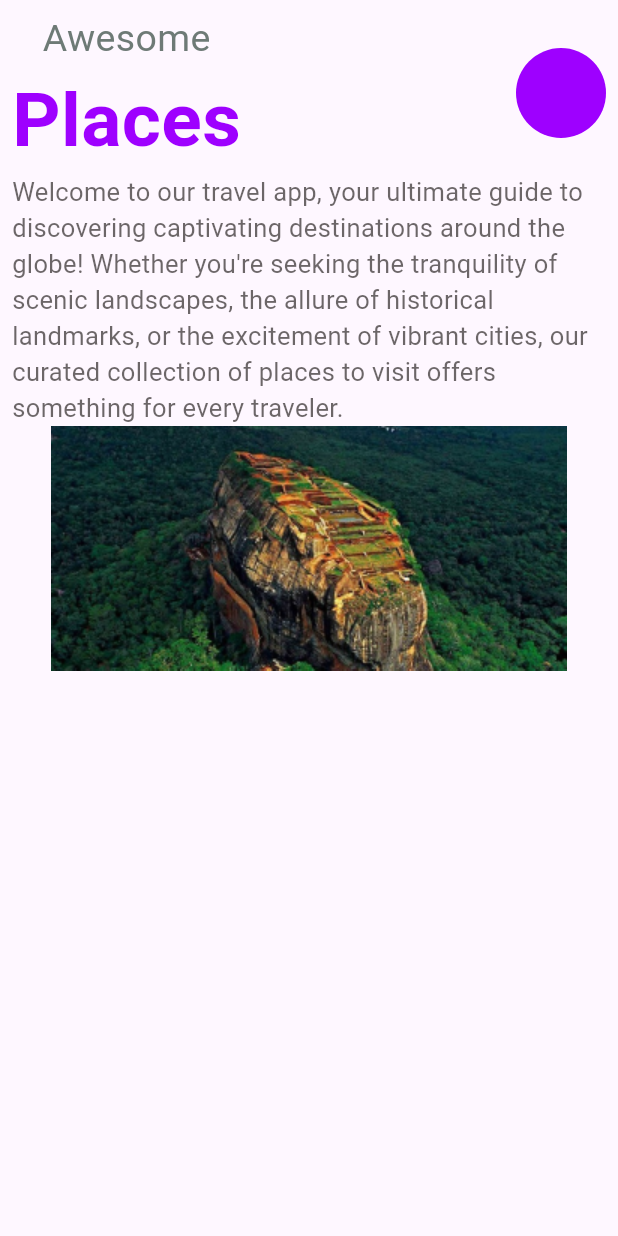
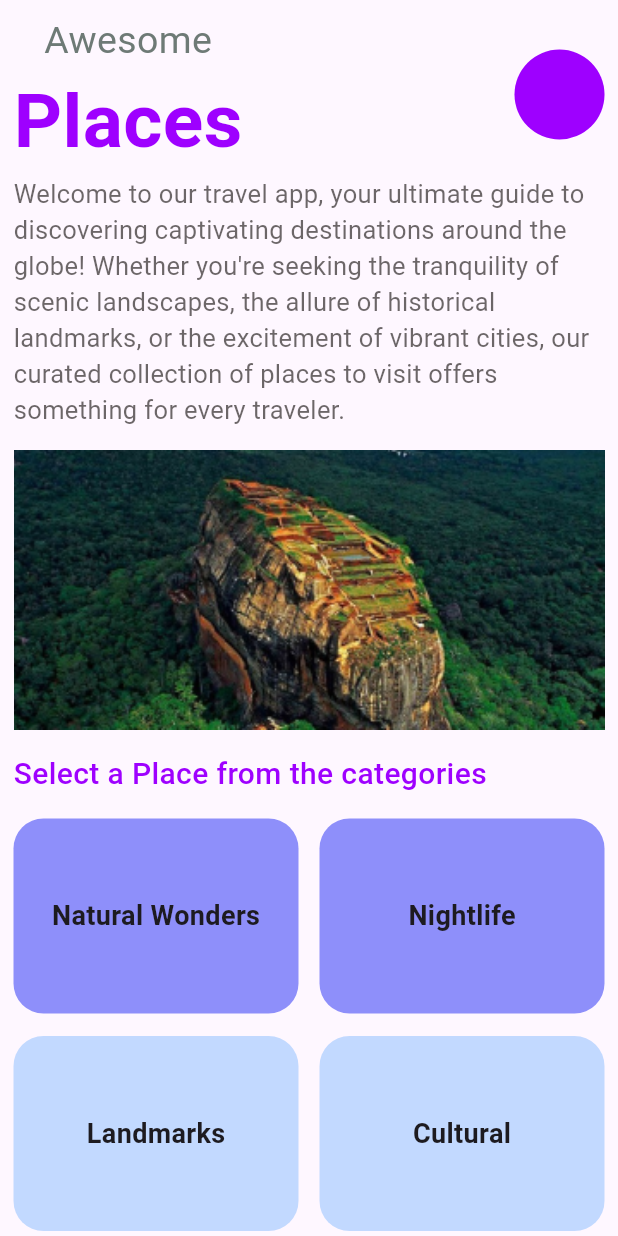
Before and after one commit to THARINDUnirmal/awesome-places-app, a Flutter app: the screen it shows after launch, on a phone screen of 412 x 824 dp. Run offline on Flutter 3.47's test engine with Material 3 defaults, Android fonts, the phone set to English and light mode, and no system bars.

Commit message:
home page crerated

```diff
--- /dev/null
+++ b/lib/Widget/home_page_widgets/categories_card.dart
@@ -0,0 +1,37 @@
+import 'package:flutter/material.dart';
+
+class CategoriesCard extends StatelessWidget {
+  final double cardWidth;
+  final double cardheight;
+  final Color cardColor;
+  final String cardTitle;
+
+  const CategoriesCard({
+    super.key,
+    required this.cardWidth,
+    required this.cardheight,
+    required this.cardColor,
+    required this.cardTitle,
+  });
+
+  @override
+  Widget build(BuildContext context) {
+    return Container(
+      width: cardWidth,
+      height: cardheight,
+      decoration: BoxDecoration(
+        borderRadius: BorderRadius.circular(20),
+        color: cardColor,
+      ),
+      child: Center(
+        child: Text(
+          cardTitle,
+          style: const TextStyle(
+            fontSize: 18,
+            fontWeight: FontWeight.w700,
+          ),
+        ),
+      ),
+    );
+  }
+}
--- a/lib/pages/home_page.dart
+++ b/lib/pages/home_page.dart
@@ -1,3 +1,4 @@
+import 'package:awesome_places_app/Widget/home_page_widgets/categories_card.dart';
 import 'package:awesome_places_app/utils/colors.dart';
 import 'package:flutter/material.dart';
 
@@ -7,10 +8,12 @@ class HomePage extends StatelessWidget {
   @override
   Widget build(BuildContext context) {
     return Scaffold(
-      body: Padding(
-        padding: const EdgeInsets.all(8.0),
+      body: SingleChildScrollView(
+        child: Padding(
+          padding: const EdgeInsets.all(9.0),
           child: SafeArea(
             child: Column(
+              crossAxisAlignment: CrossAxisAlignment.start,
               children: [
                 Row(
                   mainAxisAlignment: MainAxisAlignment.spaceBetween,
@@ -51,8 +54,78 @@ class HomePage extends StatelessWidget {
                     color: descriptionsColor,
                   ),
                 ),
-              Image.asset("assets/image1.png")
+                const SizedBox(
+                  height: 15,
+                ),
+                Image.asset(
+                  "assets/image1.png",
+                  fit: BoxFit.cover,
+                  width: double.infinity,
+                ),
+                const SizedBox(
+                  height: 15,
+                ),
+                const Text(
+                  "Select a Place from the categories",
+                  style: TextStyle(
+                    fontSize: 20,
+                    fontWeight: FontWeight.w500,
+                    color: title2,
+                  ),
+                ),
+                const SizedBox(
+                  height: 15,
+                ),
+                const Row(
+                  mainAxisAlignment: MainAxisAlignment.spaceBetween,
+                  children: [
+                    CategoriesCard(
+                      cardTitle: "Natural Wonders",
+                      cardWidth: 190,
+                      cardheight: 130,
+                      cardColor: cardColor1,
+                    ),
+                    CategoriesCard(
+                      cardTitle: "Nightlife",
+                      cardWidth: 190,
+                      cardheight: 130,
+                      cardColor: cardColor1,
+                    ),
                   ],
+                ),
+                const SizedBox(
+                  height: 15,
+                ),
+                const Row(
+                  mainAxisAlignment: MainAxisAlignment.spaceBetween,
+                  children: [
+                    CategoriesCard(
+                      cardTitle: "Landmarks",
+                      cardWidth: 190,
+                      cardheight: 130,
+                      cardColor: cardColor2,
+                    ),
+                    CategoriesCard(
+                      cardTitle: "Cultural",
+                      cardWidth: 190,
+                      cardheight: 130,
+                      cardColor: cardColor2,
+                    ),
+                  ],
+                ),
+                const SizedBox(
+                  height: 15,
+                ),
+                const Center(
+                  child: CategoriesCard(
+                    cardTitle: "Book For A Ride Today!",
+                    cardWidth: 390,
+                    cardheight: 130,
+                    cardColor: cardColor3,
+                  ),
+                ),
+              ],
+            ),
           ),
         ),
       ),
```
Lines whose indentation alone changed are shown as unchanged.
